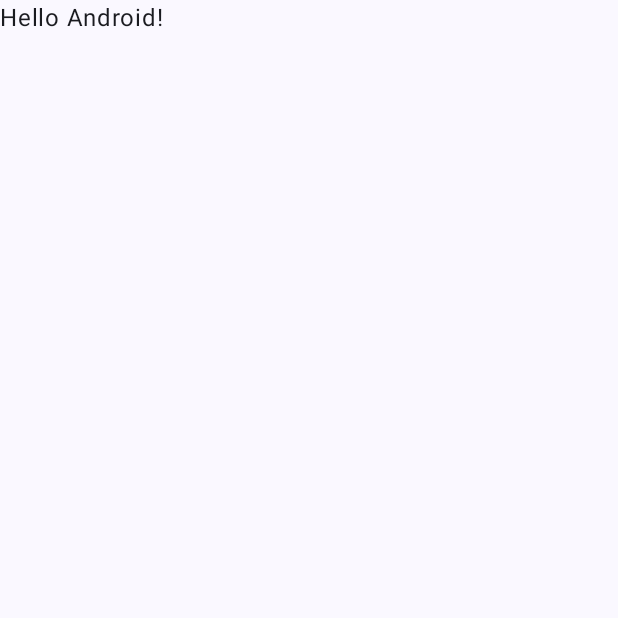
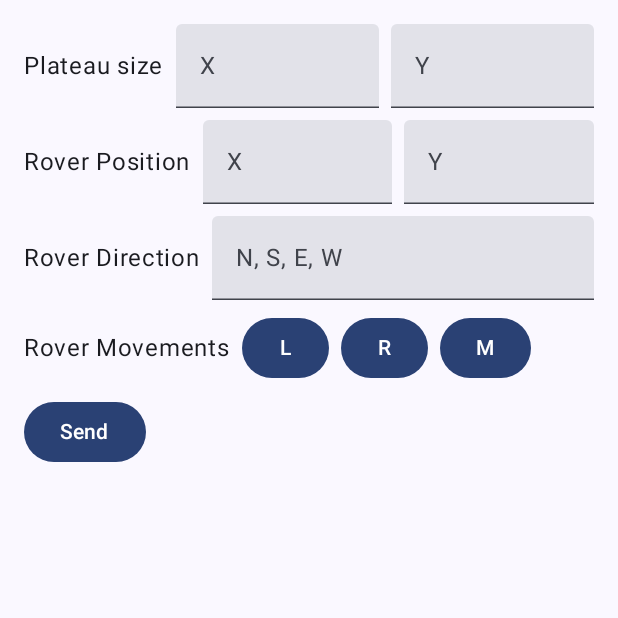
Before and after one commit to ragnorak-dev/SeatCodeTest, an Android app built with Jetpack Compose: the screen it shows after launch (MainActivity), on a phone screen of 412 x 824 dp, the top half of it. Before the commit the part shown is almost empty. Run offline under Robolectric (Android 15) with nearby library versions, the phone set to English and light mode, and no system bars; our stand-ins replace Dagger/Hilt's generated code.

Commit message:
Added input view

```diff
--- a/app/src/main/java/com/ragnorak/seatcodetest/MainActivity.kt
+++ b/app/src/main/java/com/ragnorak/seatcodetest/MainActivity.kt
@@ -4,6 +4,7 @@ import android.os.Bundle
 import androidx.activity.ComponentActivity
 import androidx.activity.compose.setContent
 import androidx.activity.enableEdgeToEdge
+import androidx.compose.foundation.layout.Column
 import androidx.compose.foundation.layout.fillMaxSize
 import androidx.compose.foundation.layout.padding
 import androidx.compose.material3.Scaffold
@@ -11,6 +12,7 @@ import androidx.compose.material3.Text
 import androidx.compose.runtime.Composable
 import androidx.compose.ui.Modifier
 import androidx.compose.ui.tooling.preview.Preview
+import com.ragnorak.seatcodetest.input.ui.InputRoverDirectionScreen
 import com.ragnorak.seatcodetest.ui.theme.SeatCodeTestTheme
 import dagger.hilt.android.AndroidEntryPoint
 
@@ -22,10 +24,9 @@ class MainActivity : ComponentActivity() {
         setContent {
             SeatCodeTestTheme {
                 Scaffold(modifier = Modifier.fillMaxSize()) { innerPadding ->
-                    Greeting(
-                        name = "Android",
-                        modifier = Modifier.padding(innerPadding)
-                    )
+                    Column(modifier = Modifier.padding(innerPadding)) {
+                        InputRoverDirectionScreen()
+                    }
                 }
             }
         }
--- /dev/null
+++ b/core/resources/src/main/AndroidManifest.xml
@@ -0,0 +1,4 @@
+<?xml version="1.0" encoding="utf-8"?>
+<manifest xmlns:android="http://schemas.android.com/apk/res/android">
+
+</manifest>
--- /dev/null
+++ b/core/resources/src/main/res/values/dimens.xml
@@ -0,0 +1,7 @@
+<?xml version="1.0" encoding="utf-8"?>
+<resources>
+    <dimen name="screen_padding">16dp</dimen>
+
+    <dimen name="vertical_spacing">8dp</dimen>
+    <dimen name="horizontal_spacing">8dp</dimen>
+</resources>
--- a/input/build.gradle.kts
+++ b/input/build.gradle.kts
@@ -40,6 +40,8 @@ android {
 
 dependencies {
 
+    implementation(project(":core:resources"))
+
     implementation(libs.androidx.core.ktx)
     implementation(libs.androidx.lifecycle.runtime.ktx)
     implementation(libs.androidx.activity.compose)
--- a/input/src/main/java/com/ragnorak/seatcodetest/input/ui/InputRoverDirectionScreen.kt
+++ b/input/src/main/java/com/ragnorak/seatcodetest/input/ui/InputRoverDirectionScreen.kt
@@ -1 +1,138 @@
 package com.ragnorak.seatcodetest.input.ui
+
+import androidx.compose.foundation.layout.Arrangement
+import androidx.compose.foundation.layout.Column
+import androidx.compose.foundation.layout.Row
+import androidx.compose.foundation.layout.padding
+import androidx.compose.foundation.text.KeyboardOptions
+import androidx.compose.material3.Button
+import androidx.compose.material3.CircularProgressIndicator
+import androidx.compose.material3.Text
+import androidx.compose.material3.TextField
+import androidx.compose.runtime.Composable
+import androidx.compose.ui.Alignment
+import androidx.compose.ui.Modifier
+import androidx.compose.ui.res.dimensionResource
+import androidx.compose.ui.text.input.KeyboardType
+import androidx.hilt.navigation.compose.hiltViewModel
+import androidx.lifecycle.compose.collectAsStateWithLifecycle
+import com.ragnorak.seatcodetest.resources.R
+
+
+@Composable
+fun InputRoverDirectionScreen(viewModel: InputRoverDirectionViewModel = hiltViewModel()) {
+
+    val state = viewModel.state.collectAsStateWithLifecycle()
+
+    Column(
+        verticalArrangement = Arrangement.spacedBy(dimensionResource(id = R.dimen.vertical_spacing)),
+        modifier = Modifier.padding(dimensionResource(id = R.dimen.screen_padding))
+    ) {
+
+        PlateauSize(viewModel)
+
+        RoverPosition(viewModel)
+
+        RoverDirection(viewModel)
+
+        RoverMovements(viewModel)
+        Button(onClick = { viewModel.onIntent(InputRoverMovementIntent.SendMovement) }) {
+            Text(text = "Send")
+        }
+
+        when (state.value) {
+            InputRoverMovementState.Idle -> {}
+            InputRoverMovementState.Loading -> {
+                CircularProgressIndicator()
+            }
+            InputRoverMovementState.Success -> {
+                Text(text = "Sent")
+            }
+            InputRoverMovementState.Error -> {
+                Text(text = "Error")
+            }
+        }
+    }
+}
+
+@Composable
+private fun PlateauSize(viewModel: InputRoverDirectionViewModel) {
+    Row(
+        verticalAlignment = Alignment.CenterVertically,
+        horizontalArrangement = Arrangement.spacedBy(dimensionResource(id = R.dimen.horizontal_spacing))
+    ) {
+        Text(text = "Plateau size")
+        TextField(
+            modifier = Modifier.weight(1f),
+            value = viewModel.plateauSizeX.value,
+            placeholder = { Text(text = "X") },
+            onValueChange = { viewModel.plateauSizeX.value = it },
+            keyboardOptions = KeyboardOptions(keyboardType = KeyboardType.Number)
+        )
+        TextField(
+            modifier = Modifier.weight(1f),
+            value = viewModel.plateauSizeY.value,
+            placeholder = { Text(text = "Y") },
+            onValueChange = { viewModel.plateauSizeY.value = it },
+            keyboardOptions = KeyboardOptions(keyboardType = KeyboardType.Number)
+        )
+    }
+}
+
+@Composable
+private fun RoverPosition(viewModel: InputRoverDirectionViewModel) {
+    Row(
+        verticalAlignment = Alignment.CenterVertically,
+        horizontalArrangement = Arrangement.spacedBy(dimensionResource(id = R.dimen.horizontal_spacing))
+    ) {
+        Text(text = "Rover Position")
+        TextField(
+            modifier = Modifier.weight(1f),
+            value = viewModel.roverPositionX.value,
+            placeholder = { Text(text = "X") },
+            onValueChange = { viewModel.roverPositionX.value = it },
+            keyboardOptions = KeyboardOptions(keyboardType = KeyboardType.Number)
+        )
+        TextField(
+            modifier = Modifier.weight(1f),
+            value = viewModel.roverPositionY.value,
+            placeholder = { Text(text = "Y") },
+            onValueChange = { viewModel.roverPositionY.value = it },
+            keyboardOptions = KeyboardOptions(keyboardType = KeyboardType.Number)
+        )
+    }
+}
+
+@Composable
+private fun RoverDirection(viewModel: InputRoverDirectionViewModel) {
+    Row(
+        verticalAlignment = Alignment.CenterVertically,
+        horizontalArrangement = Arrangement.spacedBy(dimensionResource(id = R.dimen.horizontal_spacing))
+    ) {
+        Text(text = "Rover Direction")
+        TextField(
+            value = viewModel.roverDirection.value,
+            placeholder = { Text(text = "N, S, E, W") },
+            onValueChange = { viewModel.roverDirection.value = it },
+        )
+    }
+}
+
+@Composable
+private fun RoverMovements(viewModel: InputRoverDirectionViewModel) {
+    Row(
+        verticalAlignment = Alignment.CenterVertically,
+        horizontalArrangement = Arrangement.spacedBy(dimensionResource(id = R.dimen.horizontal_spacing))
+    ) {
+        Text(text = "Rover Movements")
+        Button(onClick = { viewModel.movement.value += "L" }) {
+            Text(text = "L")
+        }
+        Button(onClick = { viewModel.movement.value += "R" }) {
+            Text(text = "R")
+        }
+        Button(onClick = { viewModel.movement.value += "M" }) {
+            Text(text = "M")
+        }
+    }
+}
--- a/input/src/main/java/com/ragnorak/seatcodetest/input/ui/InputRoverDirectionViewModel.kt
+++ b/input/src/main/java/com/ragnorak/seatcodetest/input/ui/InputRoverDirectionViewModel.kt
@@ -1,6 +1,55 @@
 package com.ragnorak.seatcodetest.input.ui
 
+import androidx.compose.runtime.mutableStateOf
 import androidx.lifecycle.ViewModel
+import androidx.lifecycle.viewModelScope
+import com.ragnorak.seatcodetest.input.domain.InputRoverMovementRepository
+import com.ragnorak.seatcodetest.input.domain.model.Coordinates
+import com.ragnorak.seatcodetest.input.domain.model.RoverMovementModel
+import dagger.hilt.android.lifecycle.HiltViewModel
+import kotlinx.coroutines.flow.MutableStateFlow
+import kotlinx.coroutines.flow.asStateFlow
+import kotlinx.coroutines.launch
+import javax.inject.Inject
 
-class InputRoverDirectionViewModel: ViewModel() {
+@HiltViewModel
+open class InputRoverDirectionViewModel @Inject constructor(
+    private val repository: InputRoverMovementRepository
+) : ViewModel() {
+
+    private val _state: MutableStateFlow<InputRoverMovementState> =
+        MutableStateFlow(InputRoverMovementState.Idle)
+    val state = _state.asStateFlow()
+
+    fun onIntent(intent: InputRoverMovementIntent) {
+        when (intent) {
+            InputRoverMovementIntent.SendMovement -> sendMovement()
+        }
+    }
+
+    val movement = mutableStateOf("")
+    val plateauSizeX = mutableStateOf("")
+    val plateauSizeY = mutableStateOf("")
+    val roverPositionX = mutableStateOf("")
+    val roverPositionY = mutableStateOf("")
+    val roverDirection = mutableStateOf("")
+
+    private fun sendMovement() {
+        viewModelScope.launch {
+            repository.sendMovement(
+                movement = RoverMovementModel(
+                    topRightCorner = Coordinates(
+                        x = plateauSizeX.value.toInt(),
+                        y = plateauSizeY.value.toInt()
+                    ),
+                    roverPosition = Coordinates(
+                        x = roverPositionX.value.toInt(),
+                        y = roverPositionY.value.toInt()
+                    ),
+                    roverDirection = roverDirection.value,
+                    movements = movement.value
+                )
+            )
+        }
+    }
 }
--- /dev/null
+++ b/input/src/main/java/com/ragnorak/seatcodetest/input/ui/InputRoverMovementIntent.kt
@@ -0,0 +1,5 @@
+package com.ragnorak.seatcodetest.input.ui
+
+sealed class InputRoverMovementIntent {
+    data object SendMovement: InputRoverMovementIntent()
+}
--- /dev/null
+++ b/input/src/main/java/com/ragnorak/seatcodetest/input/ui/InputRoverMovementState.kt
@@ -0,0 +1,8 @@
+package com.ragnorak.seatcodetest.input.ui
+
+sealed class InputRoverMovementState {
+    data object Idle: InputRoverMovementState()
+    data object Success: InputRoverMovementState()
+    data object Error: InputRoverMovementState()
+    data object Loading: InputRoverMovementState()
+}
--- a/settings.gradle.kts
+++ b/settings.gradle.kts
@@ -23,3 +23,4 @@ rootProject.name = "SeatCodeTest"
 include(":app")
 include(":input")
 include(":output")
+include(":core:resources")
```
Also changed, not shown: core/resources/build.gradle.kts (added, +43 -0 lines), 5 other files.
